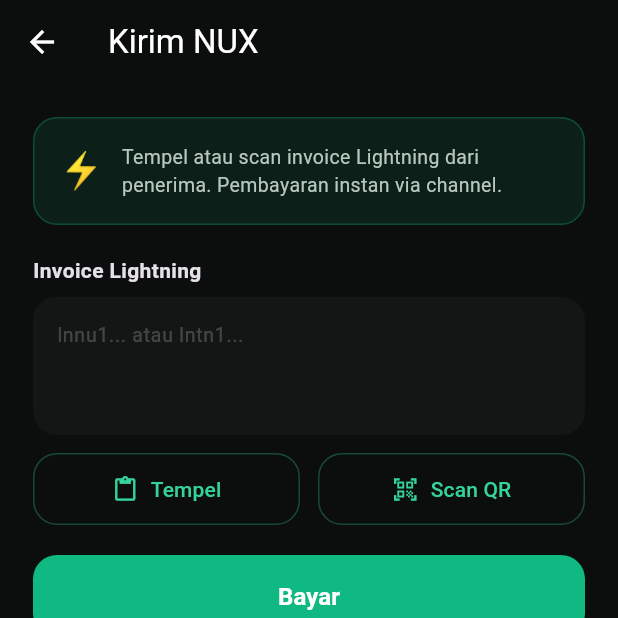
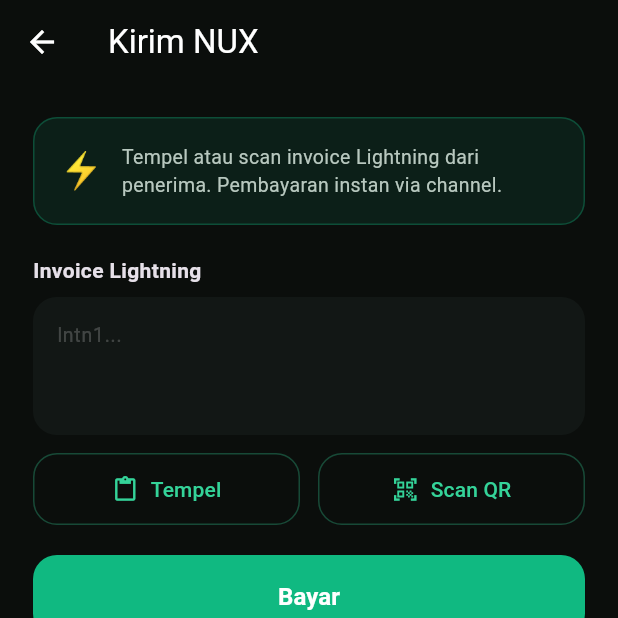
Before and after one commit to Nusanian/nux-wallet, a Flutter app: the SendScreen screen opened directly, on a phone screen of 412 x 824 dp, the top half of it. Run offline on Flutter 3.47's test engine with Material 3 defaults, Android fonts, the phone set to English and light mode, and no system bars; our stand-ins replace audioplayers, qr_flutter, shared_preferences, vibration, wakelock_plus; missing offline and left inert: bip39, ldk_node, mobile_scanner; accounts and stored records are empty.

Commit message:
Hint invoice Kirim hanya tampilkan HRP jaringan aktif (lnnu di mainnet, lntn di testnet)

```diff
--- a/lib/screens/send_screen.dart
+++ b/lib/screens/send_screen.dart
@@ -1,4 +1,5 @@
 import 'package:flutter/material.dart';
+import '../config.dart';
 import '../locale_controller.dart';
 import '../theme.dart';
 import 'package:flutter/services.dart';
@@ -90,10 +91,10 @@ class _SendScreenState extends State<SendScreen> {
             Container(
               padding: const EdgeInsets.all(16),
               decoration: BoxDecoration(
-                color: const Color(0xFF10B981).withValues(alpha: 0.1),
+                color: const Color(0xFF10B981).withOpacity(0.1),
                 borderRadius: BorderRadius.circular(16),
                 border: Border.all(
-                  color: const Color(0xFF10B981).withValues(alpha: 0.3),
+                  color: const Color(0xFF10B981).withOpacity(0.3),
                 ),
               ),
               child: Row(
@@ -120,7 +121,14 @@ class _SendScreenState extends State<SendScreen> {
               minLines: 3,
               style: const TextStyle(fontSize: 13),
               decoration: InputDecoration(
-                hintText: 'lnnu1... atau lntn1...',
+                // Hint hanya menampilkan SATU format: prefix HRP jaringan
+                // yang sedang dipakai (lntn di testnet, lnnu di mainnet).
+                // Sebelumnya hardcode 'lnnu1... atau lntn1...' sehingga
+                // user mainnet melihat format testnet dan bingung.
+                // Diambil dari AppConfig.isTestnet (sudah benar per branch
+                // lewat config kulit masing-masing) — tanpa mengubah
+                // config.dart, jadi sync ke mainnet aman.
+                hintText: AppConfig.isTestnet ? 'lntn1...' : 'lnnu1...',
                 hintStyle:
                     TextStyle(color: context.palette.hint),
                 filled: true,
@@ -149,7 +157,7 @@ class _SendScreenState extends State<SendScreen> {
                         style: TextStyle(color: Color(0xFF34D399))),
                     style: OutlinedButton.styleFrom(
                       side: BorderSide(
-                          color: const Color(0xFF34D399).withValues(alpha: 0.3)),
+                          color: const Color(0xFF34D399).withOpacity(0.3)),
                       padding:
                           const EdgeInsets.symmetric(vertical: 14),
                       shape: RoundedRectangleBorder(
@@ -181,7 +189,7 @@ class _SendScreenState extends State<SendScreen> {
                         style: TextStyle(color: Color(0xFF34D399))),
                     style: OutlinedButton.styleFrom(
                       side: BorderSide(
-                          color: const Color(0xFF34D399).withValues(alpha: 0.3)),
+                          color: const Color(0xFF34D399).withOpacity(0.3)),
                       padding:
                           const EdgeInsets.symmetric(vertical: 14),
                       shape: RoundedRectangleBorder(
@@ -227,10 +235,10 @@ class _SendScreenState extends State<SendScreen> {
               Container(
                 padding: const EdgeInsets.all(20),
                 decoration: BoxDecoration(
-                  color: const Color(0xFF10B981).withValues(alpha: 0.15),
+                  color: const Color(0xFF10B981).withOpacity(0.15),
                   borderRadius: BorderRadius.circular(16),
                   border: Border.all(
-                    color: const Color(0xFF10B981).withValues(alpha: 0.4),
+                    color: const Color(0xFF10B981).withOpacity(0.4),
                   ),
                 ),
                 child: Column(
```
